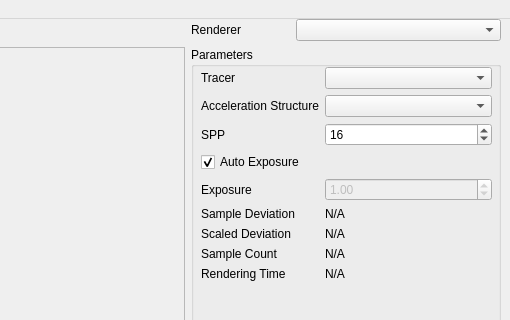
DaviesX/x3dcore2, file demoplayer/mainwindow.ui: the form before one commit; both pictures show x 615 to 1125 and y 0 to 320 of the 1125 by 633 pixel window.
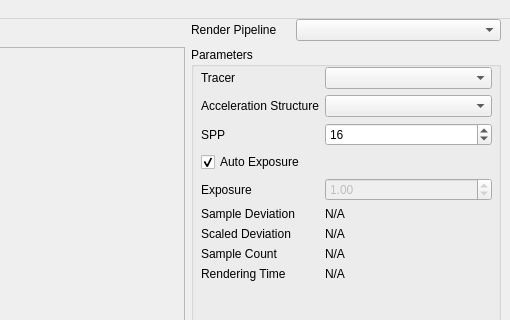
The form after the commit.

Commit message: Refactored the render pipeline, stuffs are broken.

```diff
--- a/demoplayer/mainwindow.ui
+++ b/demoplayer/mainwindow.ui
@@ -190,7 +190,7 @@
     <item row="0" column="2">
      <widget class="QLabel" name="label_10">
       <property name="text">
-       <string>Renderer</string>
+       <string>Render Pipeline</string>
       </property>
      </widget>
     </item>
```
The commit also changes 12 other files.
